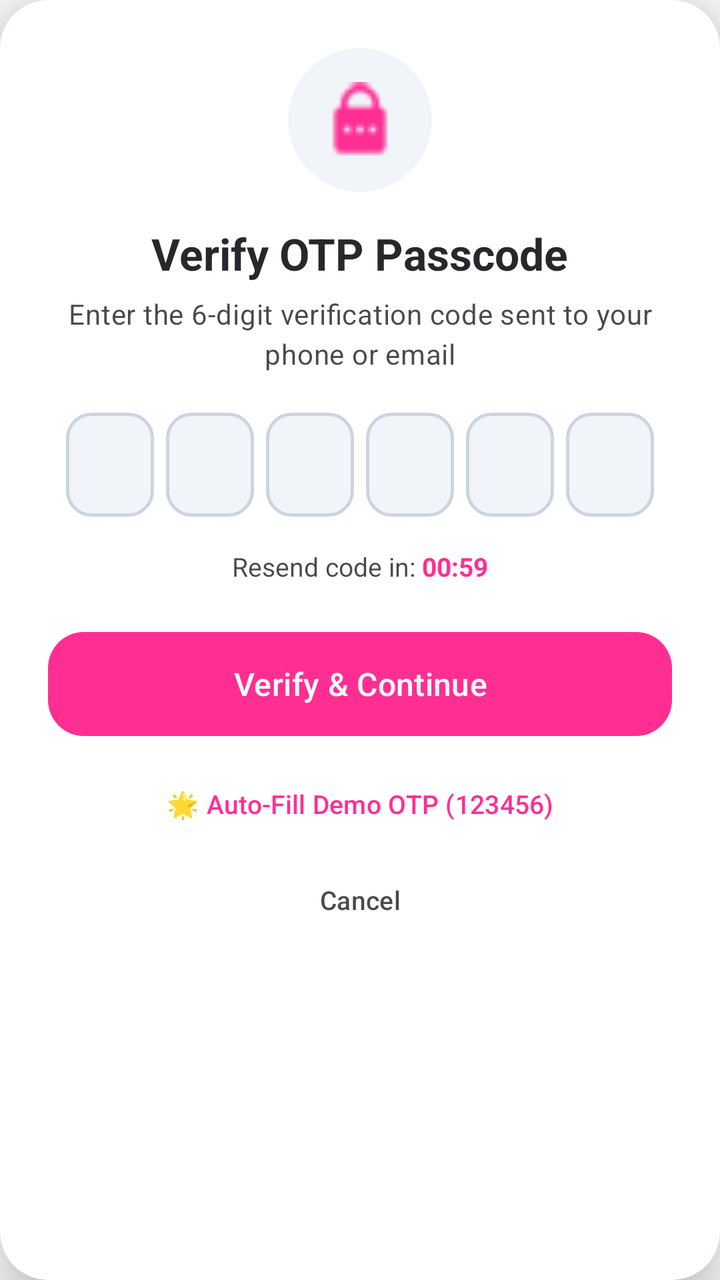
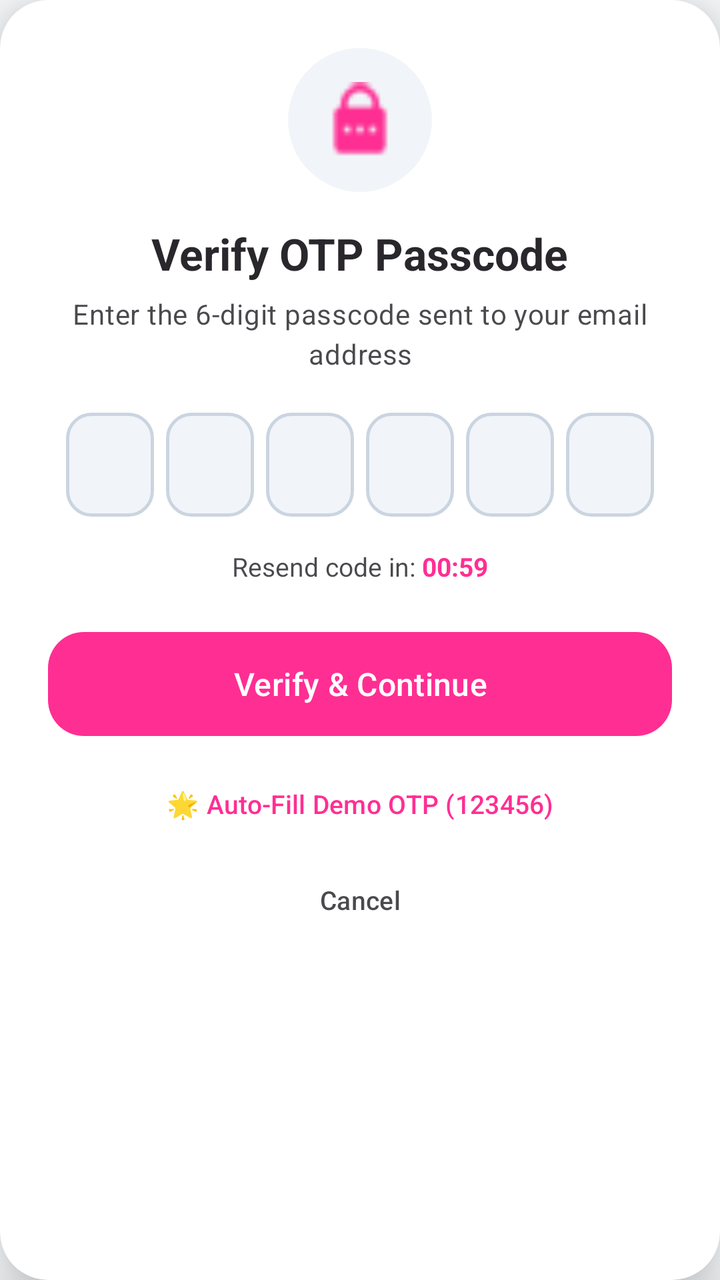

Screens rendered from an Android XML layout before and after an edit, with the pre-edit source and the edit as a unified diff.
<!-- AndroidManifest.xml: application theme Theme.SheGuard -->
<!-- res/layout/dialog_otp_verification.xml -->
<?xml version="1.0" encoding="utf-8"?>
<androidx.cardview.widget.CardView xmlns:android="http://schemas.android.com/apk/res/android"
    xmlns:app="http://schemas.android.com/apk/res-auto"
    android:layout_width="match_parent"
    android:layout_height="wrap_content"
    android:layout_margin="20dp"
    app:cardCornerRadius="24dp"
    app:cardElevation="16dp">

    <LinearLayout
        android:layout_width="match_parent"
        android:layout_height="wrap_content"
        android:orientation="vertical"
        android:padding="24dp"
        android:gravity="center_horizontal">

        
        <FrameLayout
            android:layout_width="72dp"
            android:layout_height="72dp"
            android:layout_marginBottom="16dp"
            android:background="@drawable/shape_circle_primary_tint">

            <ImageView
                android:layout_width="38dp"
                android:layout_height="38dp"
                android:layout_gravity="center"
                android:src="@drawable/ic_password_small"
                app:tint="?attr/colorPrimary"
                android:contentDescription="@string/password" />
        </FrameLayout>

        
        <com.google.android.material.textview.MaterialTextView
            android:id="@+id/tv_otp_title"
            style="@style/TextAppearance.Material3.TitleLarge"
            android:layout_width="wrap_content"
            android:layout_height="wrap_content"
            android:text="Verify OTP Passcode"
            android:textStyle="bold"
            android:textColor="@color/text_color_primary"
            android:textSize="22sp" />

        
        <com.google.android.material.textview.MaterialTextView
            android:id="@+id/tv_otp_subtitle"
            style="@style/TextAppearance.Material3.BodyMedium"
            android:layout_width="wrap_content"
            android:layout_height="wrap_content"
            android:layout_marginTop="6dp"
            android:layout_marginBottom="20dp"
            android:gravity="center"
            android:text="Enter the 6-digit verification code sent to your phone or email"
            android:textColor="@color/text_color_secondary"
            android:textSize="14sp" />

        
        <LinearLayout
            android:layout_width="match_parent"
            android:layout_height="wrap_content"
            android:gravity="center"
            android:orientation="horizontal"
            android:layout_marginBottom="16dp">

            <com.google.android.material.textfield.TextInputEditText
                android:id="@+id/et_otp_1"
                android:layout_width="44dp"
                android:layout_height="52dp"
                android:layout_marginHorizontal="3dp"
                android:background="@drawable/shape_otp_box"
                android:gravity="center"
                android:inputType="number"
                android:maxLength="1"
                android:textSize="20sp"
                android:textStyle="bold" />

            <com.google.android.material.textfield.TextInputEditText
                android:id="@+id/et_otp_2"
                android:layout_width="44dp"
                android:layout_height="52dp"
                android:layout_marginHorizontal="3dp"
                android:background="@drawable/shape_otp_box"
                android:gravity="center"
                android:inputType="number"
                android:maxLength="1"
                android:textSize="20sp"
                android:textStyle="bold" />

            <com.google.android.material.textfield.TextInputEditText
                android:id="@+id/et_otp_3"
                android:layout_width="44dp"
                android:layout_height="52dp"
                android:layout_marginHorizontal="3dp"
                android:background="@drawable/shape_otp_box"
                android:gravity="center"
                android:inputType="number"
                android:maxLength="1"
                android:textSize="20sp"
                android:textStyle="bold" />

            <com.google.android.material.textfield.TextInputEditText
                android:id="@+id/et_otp_4"
                android:layout_width="44dp"
                android:layout_height="52dp"
                android:layout_marginHorizontal="3dp"
                android:background="@drawable/shape_otp_box"
                android:gravity="center"
                android:inputType="number"
                android:maxLength="1"
                android:textSize="20sp"
                android:textStyle="bold" />

            <com.google.android.material.textfield.TextInputEditText
                android:id="@+id/et_otp_5"
                android:layout_width="44dp"
                android:layout_height="52dp"
                android:layout_marginHorizontal="3dp"
                android:background="@drawable/shape_otp_box"
                android:gravity="center"
                android:inputType="number"
                android:maxLength="1"
                android:textSize="20sp"
                android:textStyle="bold" />

            <com.google.android.material.textfield.TextInputEditText
                android:id="@+id/et_otp_6"
                android:layout_width="44dp"
                android:layout_height="52dp"
                android:layout_marginHorizontal="3dp"
                android:background="@drawable/shape_otp_box"
                android:gravity="center"
                android:inputType="number"
                android:maxLength="1"
                android:textSize="20sp"
                android:textStyle="bold" />

        </LinearLayout>

        
        <LinearLayout
            android:layout_width="wrap_content"
            android:layout_height="wrap_content"
            android:orientation="horizontal"
            android:gravity="center"
            android:layout_marginBottom="20dp">

            <com.google.android.material.textview.MaterialTextView
                android:id="@+id/tv_resend_label"
                android:layout_width="wrap_content"
                android:layout_height="wrap_content"
                android:text="Resend code in: "
                android:textColor="@color/text_color_secondary"
                android:textSize="13sp" />

            <com.google.android.material.textview.MaterialTextView
                android:id="@+id/tv_otp_timer"
                android:layout_width="wrap_content"
                android:layout_height="wrap_content"
                android:text="00:59"
                android:textStyle="bold"
                android:textColor="?attr/colorPrimary"
                android:textSize="13sp" />

            <com.google.android.material.textview.MaterialTextView
                android:id="@+id/btn_resend_otp"
                android:layout_width="wrap_content"
                android:layout_height="wrap_content"
                android:text=" Resend Now"
                android:visibility="gone"
                android:textStyle="bold"
                android:textColor="?attr/colorPrimary"
                android:textSize="13sp" />
        </LinearLayout>

        
        <com.google.android.material.button.MaterialButton
            android:id="@+id/btn_verify_otp"
            style="@style/Widget.Material3.Button"
            android:layout_width="match_parent"
            android:layout_height="wrap_content"
            android:minHeight="@dimen/button_height"
            android:text="Verify &amp; Continue"
            android:textSize="16sp"
            app:cornerRadius="@dimen/component_corner_radius" />

        
        <com.google.android.material.button.MaterialButton
            android:id="@+id/btn_demo_fill_otp"
            style="@style/Widget.Material3.Button.TextButton"
            android:layout_width="match_parent"
            android:layout_height="wrap_content"
            android:layout_marginTop="6dp"
            android:text="🌟 Auto-Fill Demo OTP (123456)"
            android:textSize="13sp" />

        
        <com.google.android.material.button.MaterialButton
            android:id="@+id/btn_cancel_otp"
            style="@style/Widget.Material3.Button.TextButton"
            android:layout_width="wrap_content"
            android:layout_height="wrap_content"
            android:text="Cancel"
            android:textColor="@color/text_color_secondary"
            android:textSize="13sp" />

    </LinearLayout>
</androidx.cardview.widget.CardView>
<!-- resources referenced by this layout -->
<resources>
  <dimen name="button_height">60dp</dimen>
  <dimen name="component_corner_radius">18dp</dimen>
  <!-- drawable ic_password_small: png bitmap (drawable, 1604 bytes) -->
  <!-- drawable shape_circle_primary_tint (drawable) -->
  <?xml version="1.0" encoding="utf-8"?>
  <shape xmlns:android="http://schemas.android.com/apk/res/android"
      android:shape="oval">
      <solid android:color="@color/color_surface_variant" />
  </shape>
  <!-- drawable shape_otp_box (drawable) -->
  <?xml version="1.0" encoding="utf-8"?>
  <shape xmlns:android="http://schemas.android.com/apk/res/android"
      android:shape="rectangle">
      <corners android:radius="12dp" />
      <solid android:color="@color/color_surface_variant" />
      <stroke
          android:width="1.5dp"
          android:color="@color/color_outline" />
  </shape>
  <string name="password">Password</string>
  <style name="Theme.SheGuard" parent="Base.Theme.SheGuard" />
  <color name="color_surface_variant">#F1F5F9</color>
  <color name="color_outline">#CBD5E1</color>
  <style name="Base.Theme.SheGuard" parent="Theme.Material3.DayNight.NoActionBar">
          
          <item name="android:statusBarColor">@android:color/transparent</item>
          <item name="android:windowLightStatusBar">true</item>
  
          
          <item name="android:navigationBarColor">@android:color/transparent</item>
          <item name="android:windowLightNavigationBar">true</item>
  
          
          <item name="colorPrimary">@color/colorPrimary</item>
          <item name="colorPrimaryVariant">@color/colorPrimaryDark</item>
          <item name="colorSecondary">@color/colorAccent</item>
          <item name="android:windowBackground">@color/surface_background</item>
          <item name="colorSurface">@color/surface_card</item>
          <item name="colorOnSurface">@color/textColorPrimary</item>
      </style>
  <color name="colorPrimary">#FF2E93</color>
  <color name="colorPrimaryDark">#D81173</color>
  <color name="colorAccent">#10B981</color>
  <color name="surface_background">#F8FAFC</color>
  <color name="surface_card">#FFFFFF</color>
  <color name="textColorPrimary">#0F172A</color>
</resources>

<!-- the commit's change to res/layout/dialog_otp_verification.xml (unified diff, before → after) -->
@@ -50,7 +50,7 @@
             android:layout_marginTop="6dp"
             android:layout_marginBottom="20dp"
             android:gravity="center"
-            android:text="Enter the 6-digit verification code sent to your phone or email"
+            android:text="Enter the 6-digit passcode sent to your email address"
             android:textColor="@color/text_color_secondary"
             android:textSize="14sp" />
 
